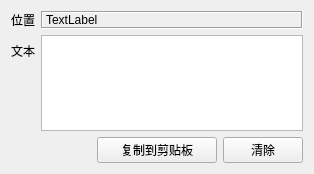
lhzptg/OcrGui, file guiocr/widgets/list_item.ui: the form before one commit.
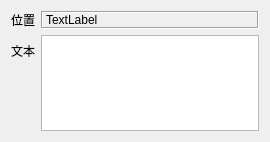
The form after the commit.

```diff
--- a/guiocr/widgets/list_item.ui
+++ b/guiocr/widgets/list_item.ui
@@ -6,8 +6,8 @@
    <rect>
     <x>0</x>
     <y>0</y>
-    <width>314</width>
-    <height>174</height>
+    <width>270</width>
+    <height>142</height>
    </rect>
   </property>
   <property name="windowTitle">
@@ -19,20 +19,6 @@
   <layout class="QVBoxLayout" name="verticalLayout">
    <item>
     <layout class="QFormLayout" name="formLayout">
-     <item row="1" column="0">
-      <widget class="QLabel" name="label_3">
-       <property name="text">
-        <string>文本</string>
-       </property>
-      </widget>
-     </item>
-     <item row="1" column="1">
-      <widget class="QTextEdit" name="textEditContent">
-       <property name="autoFillBackground">
-        <bool>true</bool>
-       </property>
-      </widget>
-     </item>
      <item row="0" column="0">
       <widget class="QLabel" name="label">
        <property name="text">
@@ -56,40 +42,17 @@
        </property>
       </widget>
      </item>
-    </layout>
-   </item>
-   <item>
-    <layout class="QHBoxLayout" name="horizontalLayout">
-     <item>
-      <spacer name="horizontalSpacer">
-       <property name="orientation">
-        <enum>Qt::Horizontal</enum>
-       </property>
-       <property name="sizeHint" stdset="0">
-        <size>
-         <width>10</width>
-         <height>20</height>
-        </size>
-       </property>
-      </spacer>
-     </item>
-     <item>
-      <widget class="QPushButton" name="btnCopy">
-       <property name="minimumSize">
-        <size>
-         <width>120</width>
-         <height>0</height>
-        </size>
-       </property>
+     <item row="1" column="0">
+      <widget class="QLabel" name="label_3">
        <property name="text">
-        <string>复制到剪贴板</string>
+        <string>文本</string>
        </property>
       </widget>
      </item>
-     <item>
-      <widget class="QPushButton" name="btnClear">
-       <property name="text">
-        <string>清除</string>
+     <item row="1" column="1">
+      <widget class="QTextEdit" name="textEditContent">
+       <property name="autoFillBackground">
+        <bool>true</bool>
        </property>
       </widget>
      </item>
```
